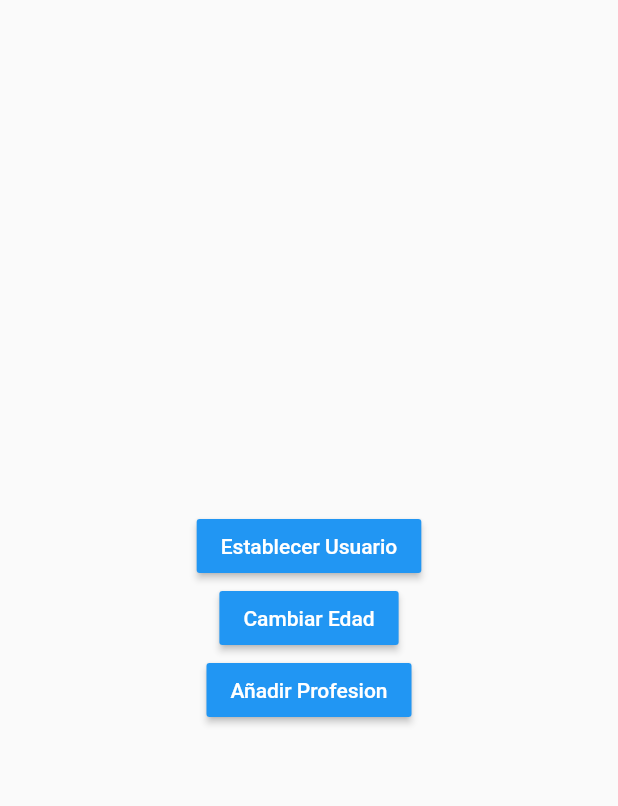
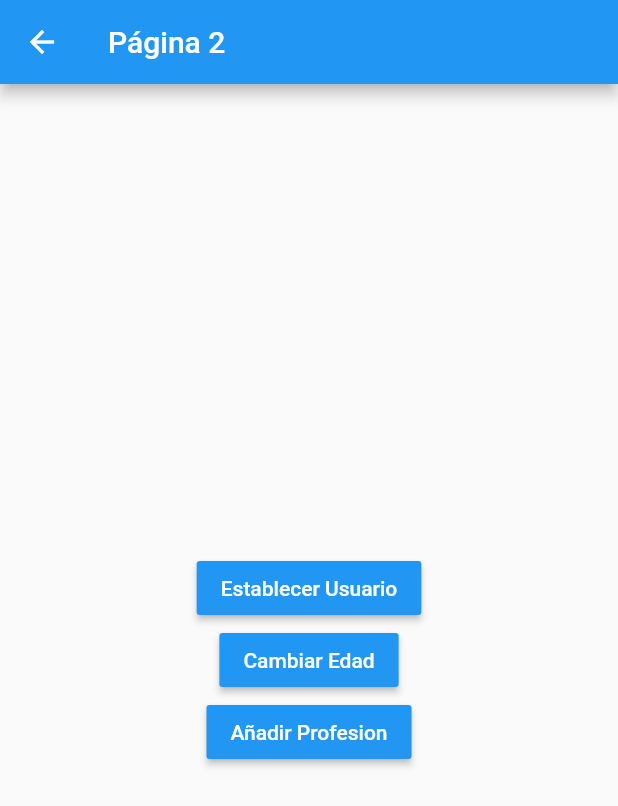
Before and after one commit to sidneyfjr/Flutter-Estados, a Flutter app: the Pagina2Page screen opened by its route, on a phone screen of 412 x 824 dp. Shown: the top 806 px of the screen. Run offline on Flutter 3.47's test engine with Material 2 defaults, Android fonts, the phone set to English and light mode, and no system bars.

Commit message:
Rama Master

```diff
--- a/lib/pages/pagina2_page.dart
+++ b/lib/pages/pagina2_page.dart
@@ -5,6 +5,7 @@ class Pagina2Page extends StatelessWidget {
   @override
   Widget build(BuildContext context) {
     return Scaffold(
+      appBar: AppBar(title: Text('Página 2'),),
       body: Center(
         child: Column(
           mainAxisAlignment: MainAxisAlignment.center,
```
